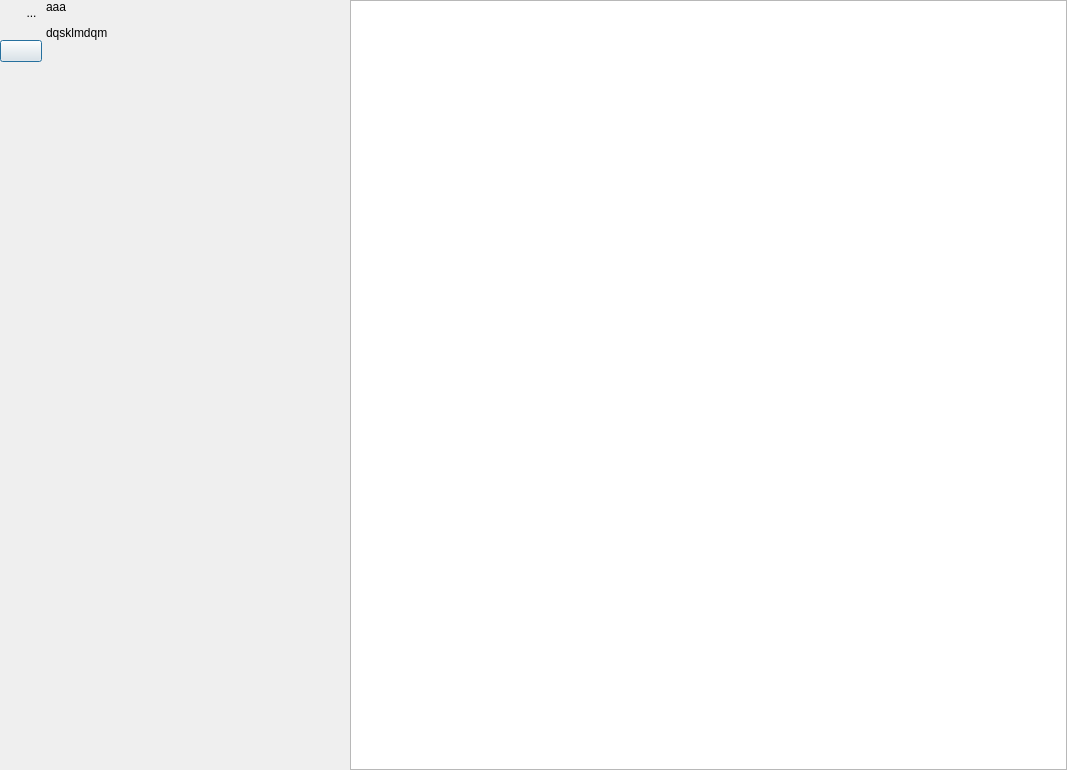
This is UiQT5/desWidgetMatrice.ui in SalomePlatform/eficas_tools as Qt 5 draws it before an edit. The edited form follows.
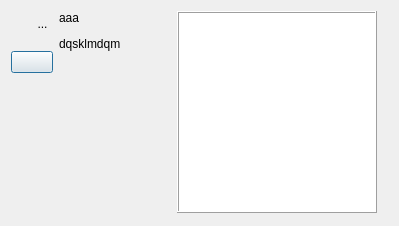
This is the edited form. Icons and pictures are not drawn. Custom widgets are drawn as their Qt base class.

Commit message: matrice coloree

What changed in the file:
```diff
--- a/UiQT5/desWidgetMatrice.ui
+++ b/UiQT5/desWidgetMatrice.ui
@@ -6,34 +6,34 @@
    <rect>
     <x>0</x>
     <y>0</y>
-    <width>1067</width>
-    <height>770</height>
+    <width>399</width>
+    <height>226</height>
    </rect>
   </property>
+  <property name="sizePolicy">
+   <sizepolicy hsizetype="MinimumExpanding" vsizetype="MinimumExpanding">
+    <horstretch>0</horstretch>
+    <verstretch>0</verstretch>
+   </sizepolicy>
+  </property>
+  <property name="minimumSize">
+   <size>
+    <width>0</width>
+    <height>0</height>
+   </size>
+  </property>
   <property name="windowTitle">
    <string>Dialog</string>
   </property>
   <layout class="QHBoxLayout" name="horizontalLayout">
-   <property name="spacing">
-    <number>4</number>
-   </property>
-   <property name="leftMargin">
-    <number>0</number>
-   </property>
-   <property name="topMargin">
-    <number>0</number>
-   </property>
-   <property name="rightMargin">
-    <number>0</number>
-   </property>
-   <property name="bottomMargin">
-    <number>0</number>
-   </property>
    <item>
     <layout class="QVBoxLayout" name="verticalLayout_2">
      <property name="spacing">
       <number>0</number>
      </property>
+     <property name="sizeConstraint">
+      <enum>QLayout::SetFixedSize</enum>
+     </property>
      <item>
       <layout class="QHBoxLayout" name="horizontalLayout_2">
        <property name="spacing">
@@ -153,13 +153,13 @@
      </property>
      <property name="minimumSize">
       <size>
-       <width>300</width>
+       <width>100</width>
        <height>25</height>
       </size>
      </property>
      <property name="maximumSize">
       <size>
-       <width>178</width>
+       <width>100</width>
        <height>16777215</height>
       </size>
      </property>
@@ -178,7 +178,78 @@
     </widget>
    </item>
    <item>
-    <widget class="QTableWidget" name="TBMatrice"/>
+    <spacer name="horizontalSpacer">
+     <property name="orientation">
+      <enum>Qt::Horizontal</enum>
+     </property>
+     <property name="sizeType">
+      <enum>QSizePolicy::MinimumExpanding</enum>
+     </property>
+     <property name="sizeHint" stdset="0">
+      <size>
+       <width>2</width>
+       <height>2</height>
+      </size>
+     </property>
+    </spacer>
+   </item>
+   <item>
+    <layout class="QVBoxLayout" name="verticalLayout">
+     <item>
+      <widget class="QTableWidget" name="TBMatrice">
+       <property name="minimumSize">
+        <size>
+         <width>200</width>
+         <height>200</height>
+        </size>
+       </property>
+       <property name="frameShape">
+        <enum>QFrame::Box</enum>
+       </property>
+       <property name="frameShadow">
+        <enum>QFrame::Raised</enum>
+       </property>
+       <property name="sizeAdjustPolicy">
+        <enum>QAbstractScrollArea::AdjustToContents</enum>
+       </property>
+       <property name="dragEnabled">
+        <bool>true</bool>
+       </property>
+      </widget>
+     </item>
+     <item>
+      <spacer name="verticalSpacer_3">
+       <property name="orientation">
+        <enum>Qt::Vertical</enum>
+       </property>
+       <property name="sizeType">
+        <enum>QSizePolicy::Ignored</enum>
+       </property>
+       <property name="sizeHint" stdset="0">
+        <size>
+         <width>20</width>
+         <height>2</height>
+        </size>
+       </property>
+      </spacer>
+     </item>
+    </layout>
+   </item>
+   <item>
+    <spacer name="horizontalSpacer_2">
+     <property name="orientation">
+      <enum>Qt::Horizontal</enum>
+     </property>
+     <property name="sizeType">
+      <enum>QSizePolicy::MinimumExpanding</enum>
+     </property>
+     <property name="sizeHint" stdset="0">
+      <size>
+       <width>2</width>
+       <height>2</height>
+      </size>
+     </property>
+    </spacer>
    </item>
   </layout>
  </widget>
```
Left out of the diff: 6 changed lines with no effect on the pictures. The commit also changes 2 other files.
